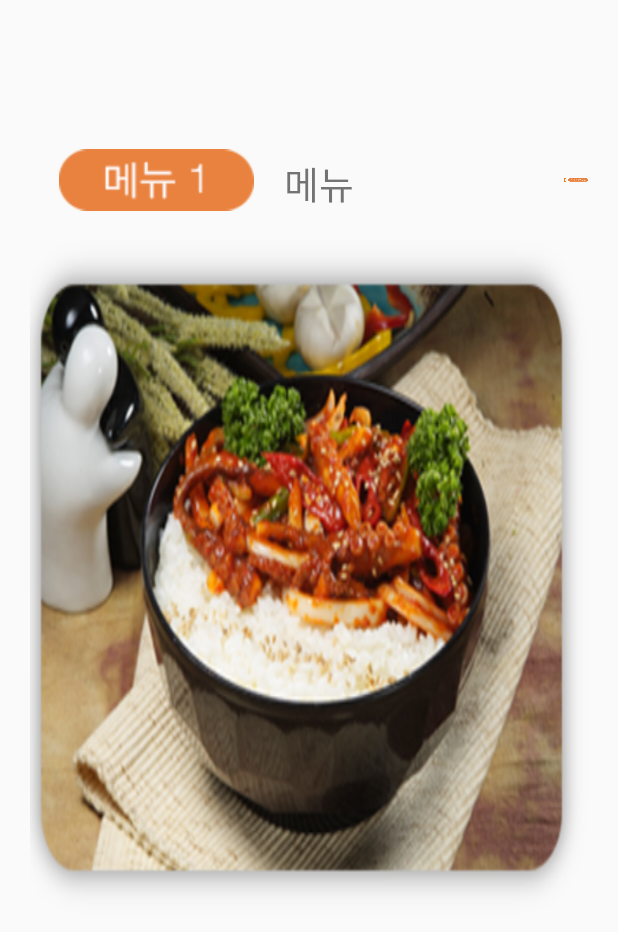
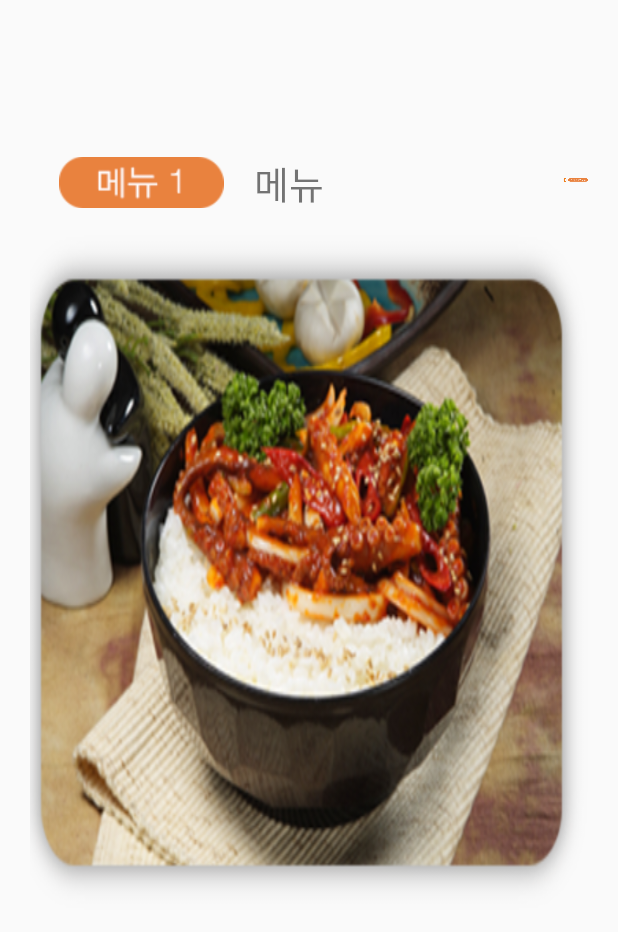
Before and after one commit to hanwjdgh/MEALicious, an Android app: the layout fragment_detail.xml on its own in the app's theme, with its tools: preview values and no code run, on a phone screen of 412 x 824 dp. Shown: the top 932 px of the screen. Run offline under Robolectric (Android 15) with nearby library versions, the light colour scheme and no system bars; Roboto replaces fonts that are not available here.

Commit message:
update ui

```diff
--- a/app/src/main/res/layout/fragment_detail.xml
+++ b/app/src/main/res/layout/fragment_detail.xml
@@ -20,9 +20,9 @@
 
             <ImageView
                 android:id="@+id/textView"
-                android:layout_width="130dp"
-                android:layout_height="80dp"
-                android:layout_marginTop="15dp"
+                android:layout_width="110dp"
+                android:layout_height="70dp"
+                android:layout_marginTop="22dp"
                 android:layout_marginLeft="19dp"
                 android:src="@drawable/menu_1" />
             <TextView
```
